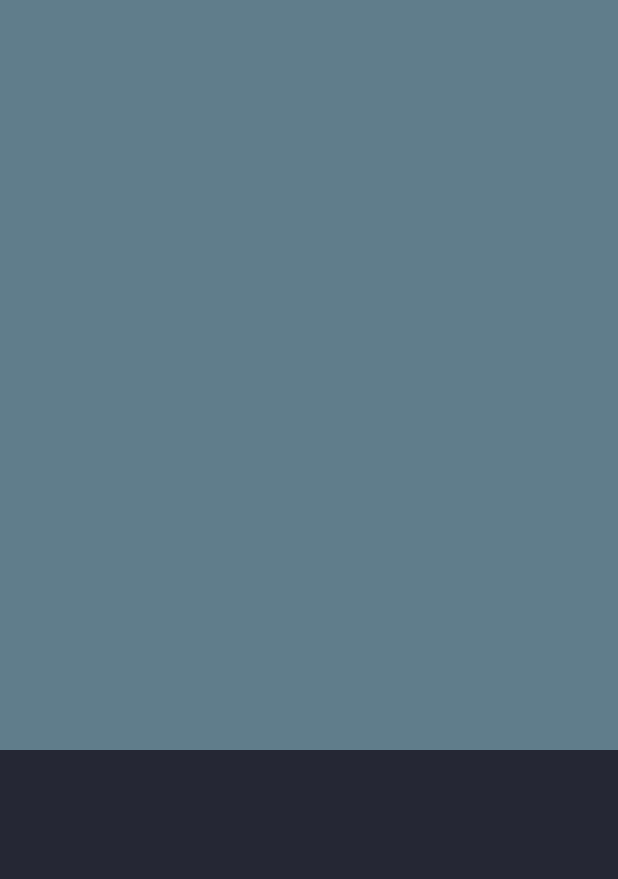
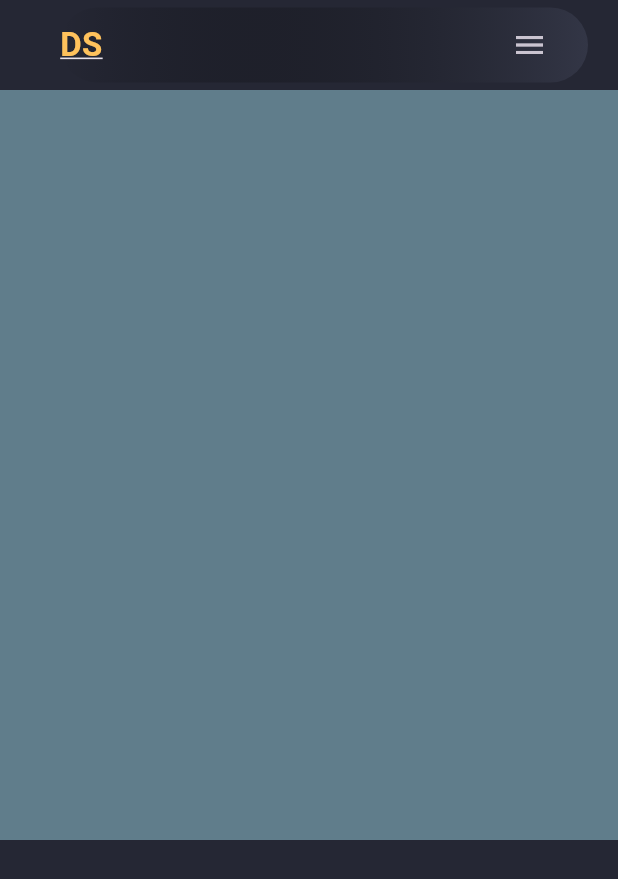
Before and after one commit to DiyaShajith/Diya_Portfolio, a Flutter app: the screen it shows after launch, on a phone screen of 412 x 824 dp. Shown: the top 879 px of the screen. Run offline on Flutter 3.47's test engine with Material 3 defaults, Android fonts, the phone set to English and light mode, and no system bars.

```diff
--- a/lib/pages/home_page.dart
+++ b/lib/pages/home_page.dart
@@ -3,6 +3,7 @@ import 'package:portfolio/constants/colors.dart';
 import 'package:portfolio/constants/nav_items.dart';
 import 'package:portfolio/styles/style.dart';
 import 'package:portfolio/widgets/header_desktop.dart';
+import 'package:portfolio/widgets/header_mobile.dart';
 import 'package:portfolio/widgets/site_logo.dart';
 
 class HomePage extends StatefulWidget {
@@ -13,16 +14,24 @@ class HomePage extends StatefulWidget {
 }
 
 class _HomePageState extends State<HomePage> {
+  final scaffoldKey = GlobalKey<ScaffoldState>();
   @override
   Widget build(BuildContext context) {
     return Scaffold(
+      key: scaffoldKey,
+      endDrawer: Drawer(),
       backgroundColor: CustomColor.scaffoldBg,
       body: ListView(
         scrollDirection: Axis.vertical,
         children: [
           // MAIN
           // const HeaderDesktop(),
-
+          HeaderMobile(
+            onLogoTap: () {},
+            onMenuTap: () {
+              scaffoldKey.currentState?.openEndDrawer();
+            },
+          ),
           // SKILLS
           Container(
             height: 500,
--- a/lib/widgets/header_mobile.dart
+++ b/lib/widgets/header_mobile.dart
@@ -0,0 +1,30 @@
+import 'package:flutter/material.dart';
+import 'package:portfolio/styles/style.dart';
+import 'package:portfolio/widgets/site_logo.dart';
+
+class HeaderMobile extends StatelessWidget {
+  const HeaderMobile({super.key,this.onLogoTap,this.onMenuTap});
+  final VoidCallback? onLogoTap;
+  final VoidCallback? onMenuTap;
+
+  @override
+  Widget build(BuildContext context) {
+    return Container(
+      height: 50.0,
+      margin: const EdgeInsets.fromLTRB(40, 5, 20, 5),
+      decoration: kHederDecoration,
+      child: Row(
+        children: [
+          SiteLogo(
+            onTap: onLogoTap,
+          ),
+          const Spacer(),
+          IconButton(onPressed: onMenuTap, icon: const Icon(Icons.menu)),
+          const SizedBox(
+            width: 15,
+          )
+        ],
+      ),
+    );
+  }
+}
```
